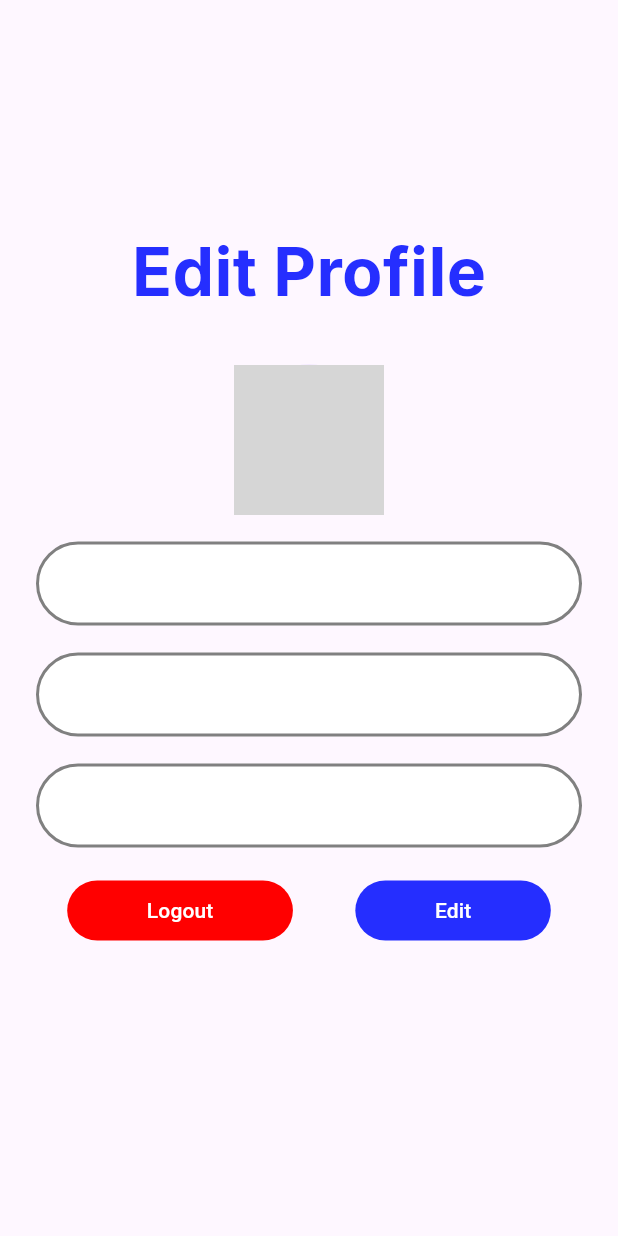
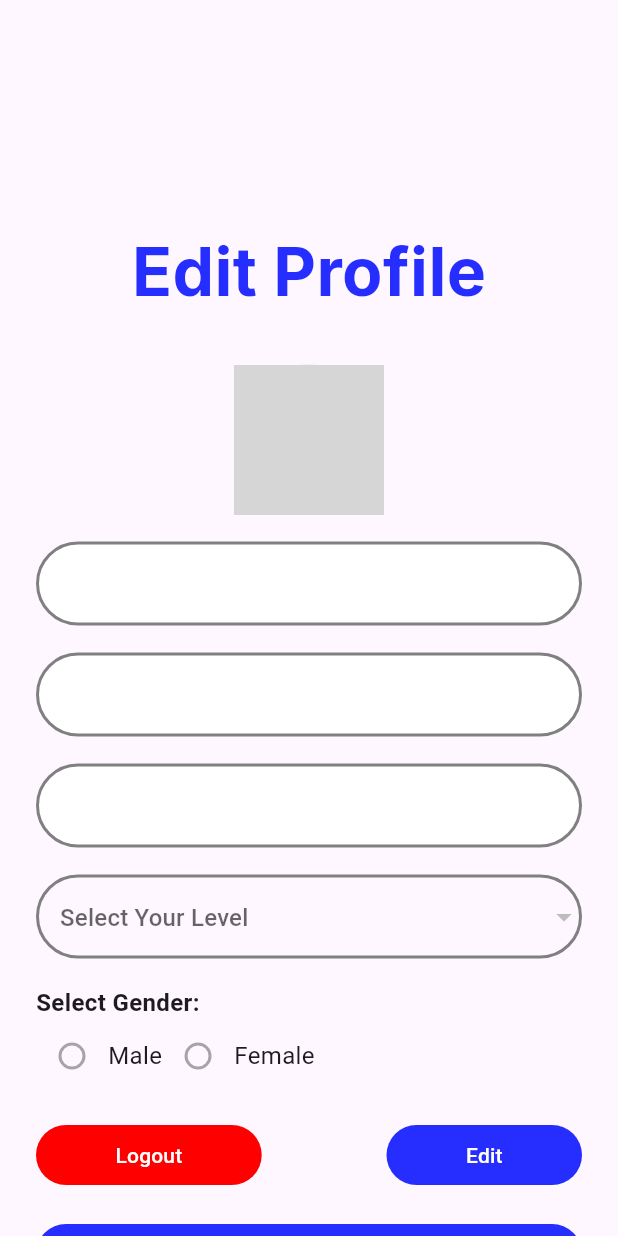
Before and after one commit to M0Hany/flutter-auth-app, a Flutter app: the EditProfileScreen screen opened by its route, on a phone screen of 412 x 824 dp. Run offline on Flutter 3.47's test engine with Material 3 defaults, Android fonts, the phone set to English and light mode, and no system bars; our stand-ins replace hive_ce, hive_ce_flutter, image_picker; accounts and stored records are empty; grey boxes are pictures that could not be loaded.

Commit message:
Added change password screen

```diff
--- a/lib/main.dart
+++ b/lib/main.dart
@@ -1,6 +1,7 @@
 import 'package:flutter/material.dart';
 import 'package:hive_ce_flutter/adapters.dart';
 import 'package:login/models/user_model.dart';
+import 'package:login/screens/auth/change_password_screen.dart';
 import 'package:login/screens/auth/edit_profile_screen.dart';
 import 'package:login/screens/auth/login_screen.dart';
 import 'package:login/screens/auth/register_screen.dart';
@@ -14,7 +15,6 @@ void main() async{
 
   await Hive.openBox<User>('users');
   await Hive.openBox('auth');
-  final userBox = Hive.box<User>('users');
   runApp(Myapp());
 }
 
@@ -30,6 +30,7 @@ class Myapp extends StatelessWidget{
         '/login': (context) => LoginScreen(),
         '/register': (context) => RegisterScreen(),
         '/edit_profile': (context) => EditProfileScreen(),
+        '/change_password': (context) => ChangePasswordScreen(),
       },
     );
   }
--- a/lib/screens/auth/edit_profile_screen.dart
+++ b/lib/screens/auth/edit_profile_screen.dart
@@ -3,6 +3,8 @@ import 'package:flutter/material.dart';
 import 'package:login/models/user_model.dart';
 import 'package:login/services/auth_service.dart';
 import 'package:login/widgets/auth/auth_button.dart';
+import 'package:login/widgets/auth/auth_dropdown.dart';
+import 'package:login/widgets/auth/auth_radio.dart';
 import 'package:login/widgets/auth/auth_text_field.dart';
 import 'package:login/widgets/auth/auth_title.dart';
 import 'login_screen.dart';
@@ -23,6 +25,9 @@ class _EditProfileScreenState extends State<EditProfileScreen> {
   final _nameController =  TextEditingController();
   final _emailController = TextEditingController();
   final _studentIdController = TextEditingController();
+  String  _selectedGender = '';
+  String  _selectedLevel = '';
+
 
   bool inEdit = false;
   User? user;
@@ -54,6 +59,8 @@ class _EditProfileScreenState extends State<EditProfileScreen> {
         _nameController.text = user!.name;
         _emailController.text = user!.email;
         _studentIdController.text = user!.id;
+        _selectedGender = user!.gender;
+        _selectedLevel = user!.level;
       });
     }
   }
@@ -123,7 +130,17 @@ class _EditProfileScreenState extends State<EditProfileScreen> {
     final request = http.MultipartRequest('PUT', url)
       ..fields['studentID'] = _studentIdController.text
       ..fields['name'] = _nameController.text
-      ..fields['email'] = _emailController.text;
+      ..fields['email'] = _emailController.text
+      ..fields['gender'] = _selectedGender
+      .. fields['level'] = _selectedLevel;
+
+    _authService.updateProfileDetails(
+      name: _nameController.text,
+      email: _emailController.text,
+      id:  _studentIdController.text,
+      level: _selectedLevel,
+      gender: _selectedGender
+    );
 
     if (_profileImage != null) {
       final profilePic = http.MultipartFile.fromBytes(
@@ -152,7 +169,6 @@ class _EditProfileScreenState extends State<EditProfileScreen> {
       }
     } catch (e) {
       ScaffoldMessenger.of(context).showSnackBar(SnackBar(content: Text('Failed to update profile')));
-      print("Error: $e");
     }
   }
 
@@ -179,22 +195,69 @@ class _EditProfileScreenState extends State<EditProfileScreen> {
                   ),
                   SizedBox(height: 18),
                   AuthTextField(
-                    isEnabled: inEdit,
-                    controller: _nameController,
+                    isEnabled: false,
+                    controller: _studentIdController,
                   ),
                   SizedBox(height: 18),
                   AuthTextField(
-                    isEnabled: inEdit,
+                    isEnabled: false,
                     controller: _emailController,
                   ),
                   SizedBox(height: 18),
                   AuthTextField(
                     isEnabled: inEdit,
-                    controller: _studentIdController,
+                    controller: _nameController,
                   ),
                   SizedBox(height: 18),
+                  AuthDropdown(
+                    onChanged: inEdit ? (newValue) {
+                      setState(() {
+                        _selectedLevel = newValue!;
+                      });
+                    } : null,
+                    items: ["1", "2", "3", "4"],
+                    hintText: "Select Your Level",
+                    label: "Level",
+                    isEnabled: inEdit,
+                    value: _selectedLevel.isEmpty ? null : _selectedLevel,
+                  ),
+                  SizedBox(height: 18),
+                  Align(
+                    alignment: Alignment.centerLeft,
+                    child: Text(
+                      "Select Gender:",
+                      style: TextStyle(fontSize: 16, fontWeight: FontWeight.bold),
+                    ),
+                  ),
                   Row(
-                    mainAxisAlignment: MainAxisAlignment.spaceAround,
+                    children: [
+                      AuthRadio(
+                        title: "Male",
+                        value: "Male",
+                        groupValue: _selectedGender,
+                        onChanged: inEdit ? (newValue) {
+                          setState(() {
+                            _selectedGender = newValue!;
+                          });
+                        } : null,
+                      ),
+                      AuthRadio(
+                        title: "Female",
+                        value: "Female",
+                        groupValue: _selectedGender,
+                        onChanged: inEdit ? (newValue) {
+                          setState(() {
+                            _selectedGender = newValue!;
+                          });
+                        } : null,
+                      ),
+                    ],
+                  ),
+                  SizedBox(height: 18),
+                  Visibility(
+                    visible: !inEdit,
+                    child: Row(
+                      mainAxisAlignment: MainAxisAlignment.spaceBetween,
                       children: [
                         AuthButton(
                             color: 0xFFFF0000,
@@ -210,7 +273,40 @@ class _EditProfileScreenState extends State<EditProfileScreen> {
                             label: "Edit"
                         ),
                       ],
-                  )
+                    ),
+                  ),
+                  Visibility(
+                    visible: inEdit,
+                    child: Row(
+                      mainAxisAlignment: MainAxisAlignment.spaceBetween,
+                      children: [
+                        AuthButton(
+                            color: 0xFFFF0000,
+                            onPressed: (){
+                              setState(() {
+                                inEdit = !inEdit;
+                              });
+                              _loadUserData();
+                            },
+                            label: "Cancel"
+                        ),
+                        AuthButton(
+                            onPressed: _updateProfile,
+                            label: "Confirm"
+                        ),
+                      ],
+                    ),
+                  ),
+                  SizedBox(height: 18),
+                  SizedBox(
+                    width: double.infinity,
+                    child: AuthButton(
+                        onPressed: () {
+                          Navigator.pushNamed(context, "/change_password");
+                        },
+                        label: "Change Password",
+                    ),
+                  ),
                 ],
               )
           ),
--- a/lib/screens/auth/login_screen.dart
+++ b/lib/screens/auth/login_screen.dart
@@ -52,7 +52,6 @@ class _LoginScreenState extends State<LoginScreen> {
     } catch (e) {
       // Handle connection errors
       ScaffoldMessenger.of(context).showSnackBar(SnackBar(content: Text('Failed to connect to the server')));
-      print("Error: $e");
     }
   }
 
--- a/lib/widgets/auth/auth_dropdown.dart
+++ b/lib/widgets/auth/auth_dropdown.dart
@@ -5,23 +5,32 @@ class AuthDropdown extends StatelessWidget {
   final String? label;
   final String? hintText;
   final List<String> items;
-  final Function(String) onChanged;
+  final ValueChanged<String?>? onChanged;
+  final String? value;
+  final bool? isEnabled;
+
   const AuthDropdown({
     super.key,
-    required this.onChanged,
+    this.onChanged,
     required this.items,
     this.label,
     this.hintText,
+    this.value,
+    this.isEnabled = true,
   });
+
 
   @override
   Widget build(BuildContext context) {
     return DropdownButtonFormField<String>(
-      value: null,
+      value: value,
       decoration: InputDecoration(
         hintText: hintText,
         enabledBorder: OutlineInputBorder(borderRadius: BorderRadius.all(Radius.circular(40)),
-            borderSide: const BorderSide(color: Color(0xFF252EFF), width: 2.0)
+            borderSide: BorderSide(
+                color: isEnabled! ? Color(0xFF252EFF) : Color(0xFF808080),
+                width: 2.0
+            )
         ),
         focusedBorder: OutlineInputBorder(borderRadius: BorderRadius.all(Radius.circular(40)),
             borderSide: const BorderSide(color: Color(0xFF252EFF), width: 2.0)
@@ -39,9 +48,7 @@ class AuthDropdown extends StatelessWidget {
         child: Text("$label $item"),
       ))
           .toList(),
-      onChanged: (newValue) {
-        onChanged;
-      }
+      onChanged: onChanged,
     );
   }
 }
--- a/lib/widgets/auth/auth_radio.dart
+++ b/lib/widgets/auth/auth_radio.dart
@@ -4,14 +4,14 @@ class AuthRadio extends StatelessWidget {
   final String title;
   final String value;
   final String groupValue;
-  final Function(String) onChanged;
+  final ValueChanged<String?>? onChanged;
 
   const AuthRadio({
     super.key,
     required this.title,
     required this.value,
     required this.groupValue,
-    required this.onChanged
+    this.onChanged,
   });
 
   @override
@@ -19,13 +19,9 @@ class AuthRadio extends StatelessWidget {
     return Row(
       children: [
         Radio<String>(
-            value: value,
-            groupValue: groupValue,
-            onChanged: (newValue) {
-              if (newValue != null) {
-                onChanged(newValue);
-              }
-            },
+          value: value,
+          groupValue: groupValue,
+          onChanged: onChanged,
           activeColor: Color(0xFF252EFF),
         ),
         Text(title, style: TextStyle(fontSize: 16)),
```
Also changed, not shown: lib/screens/auth/change_password_screen.dart (added, +134 -0 lines), lib/screens/auth/register_screen.dart (+6 -14 lines), lib/services/auth_service.dart (+37 -0 lines). Lines whose indentation alone changed are shown as unchanged.
